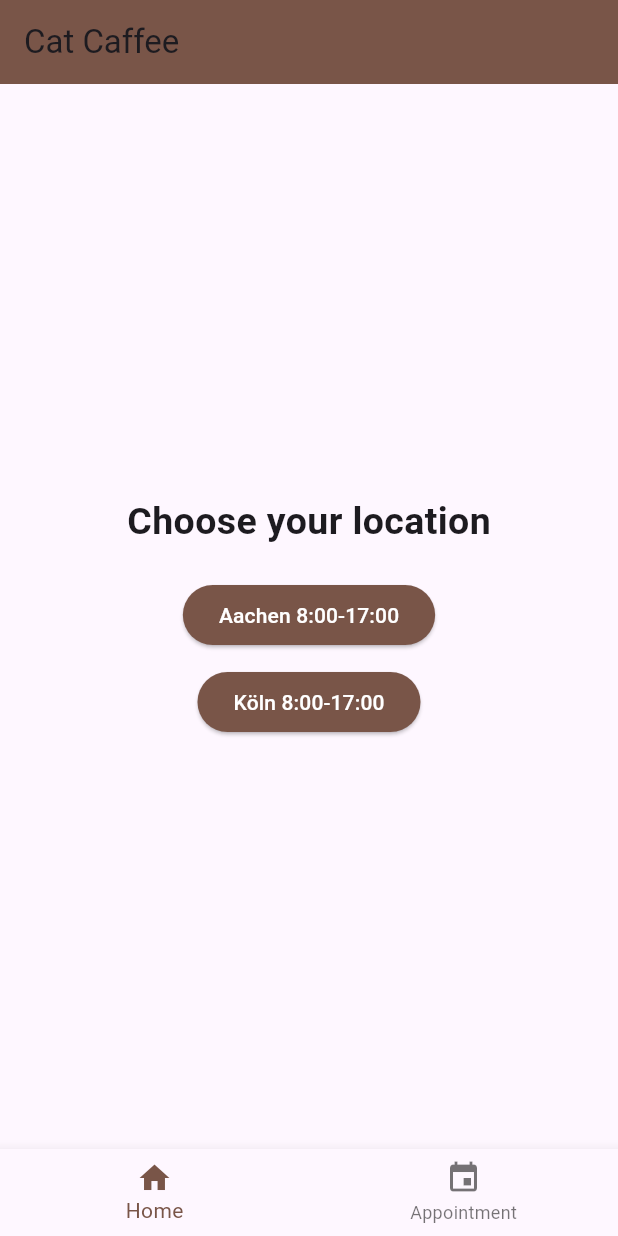
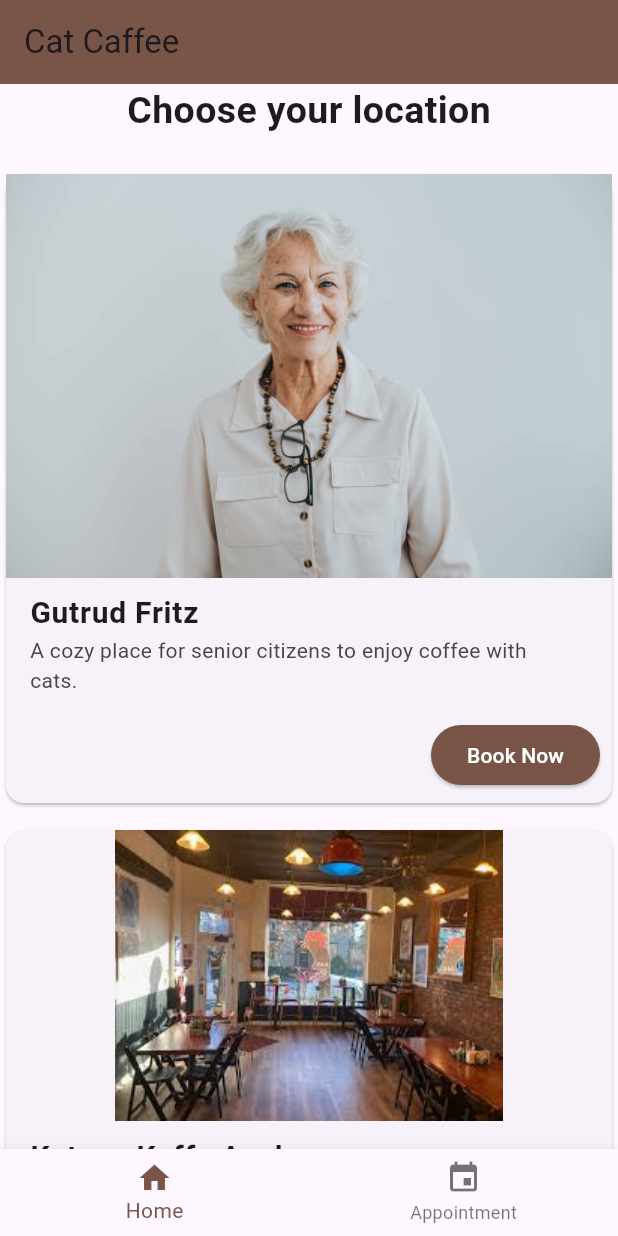
Before and after one commit to Onioncak/Cat-Coffee, a Flutter app: the HomePage screen opened directly, on a phone screen of 412 x 824 dp. Run offline on Flutter 3.47's test engine with Material 3 defaults, Android fonts, the phone set to English and light mode, and no system bars; our stand-ins replace lottie, shared_preferences; accounts and stored records are empty.

Commit message:
finales design
joa

```diff
--- a/lib/home_page.dart
+++ b/lib/home_page.dart
@@ -29,7 +29,8 @@ class _HomePageState extends State<HomePage> {
       ),
       body: Center(
         child: _selectedIndex == 0
-            ? Column(
+            ? SingleChildScrollView(
+          child: Column(
             mainAxisAlignment: MainAxisAlignment.center,
             children: [
               const Text(
@@ -37,44 +38,25 @@ class _HomePageState extends State<HomePage> {
                 style: TextStyle(fontSize: 25, fontWeight: FontWeight.bold),
               ),
               const SizedBox(height: 20),
-            ElevatedButton(
-              onPressed: () {
-                Navigator.push(
+              _buildLocationCard(
                 context,
-                  MaterialPageRoute(
-                    builder: (context) => AppointmentPage(
-                      location: 'Aachen',
-                      address: 'Euphener Straße 2',
-                    ),
-                  ),
-                );
-              },
-              style: ElevatedButton.styleFrom(
-                backgroundColor: Colors.brown,
-                foregroundColor: Colors.white,
-              ),
-              child: const Text('Aachen 8:00-17:00'),
+                'Gutrud Fritz',
+                'A cozy place for senior citizens to enjoy coffee with cats.',
+                'assets/Seniorin.jpg',
+                'Aachen',
+                'Euphener Straße 2',
               ),
               const SizedBox(height: 10),
-            ElevatedButton(
-              onPressed: () {
-                Navigator.push(
+              _buildLocationCard(
                 context,
-                  MaterialPageRoute(
-                    builder: (context) => AppointmentPage(
-                      location: 'Köln',
-                      address: 'Neumarkt 2-4',
-                    ),
-                  ),
-                );
-              },
-              style: ElevatedButton.styleFrom(
-                backgroundColor: Colors.brown,
-                foregroundColor: Colors.white,
-              ),
-              child: const Text('Köln 8:00-17:00'),
+                'Katzen Kaffe Aachen',
+                'A popular cat cafe in Aachen with a variety of drinks.',
+                'assets/cat_caffee.jpg',
+                'Köln',
+                'Neumarkt 2-4',
               ),
             ],
+          ),
         )
             : widget.appointment != null
             ? Column(
@@ -136,4 +118,40 @@ class _HomePageState extends State<HomePage> {
       ),
     );
   }
+
+  Widget _buildLocationCard(BuildContext context, String title, String description, String imagePath, String location, String address) {
+    return Card(
+      child: Column(
+        children: [
+          Image.asset(imagePath),
+          ListTile(
+            title: Text(title, style: const TextStyle(fontSize: 20, fontWeight: FontWeight.bold)),
+            subtitle: Text(description),
+          ),
+          ButtonBar(
+            children: [
+              ElevatedButton(
+                onPressed: () {
+                  Navigator.push(
+                    context,
+                    MaterialPageRoute(
+                      builder: (context) => AppointmentPage(
+                        location: location,
+                        address: address,
+                      ),
+                    ),
+                  );
+                },
+                style: ElevatedButton.styleFrom(
+                  backgroundColor: Colors.brown,
+                  foregroundColor: Colors.white,
+                ),
+                child: const Text('Book Now'),
+              ),
+            ],
+          ),
+        ],
+      ),
+    );
   }
+}
--- a/pubspec.yaml
+++ b/pubspec.yaml
@@ -112,3 +112,5 @@ flutter:
     - assets/payment_success.png
     - assets/Icons/
     - assets/Animation - Payment.json
+    - assets/Seniorin.jpg
+    - assets/cat_caffee.jpg
```
Also changed, not shown: assets/Seniorin.jpg (added), assets/cat_caffee.jpg (added). Lines whose indentation alone changed are shown as unchanged.
